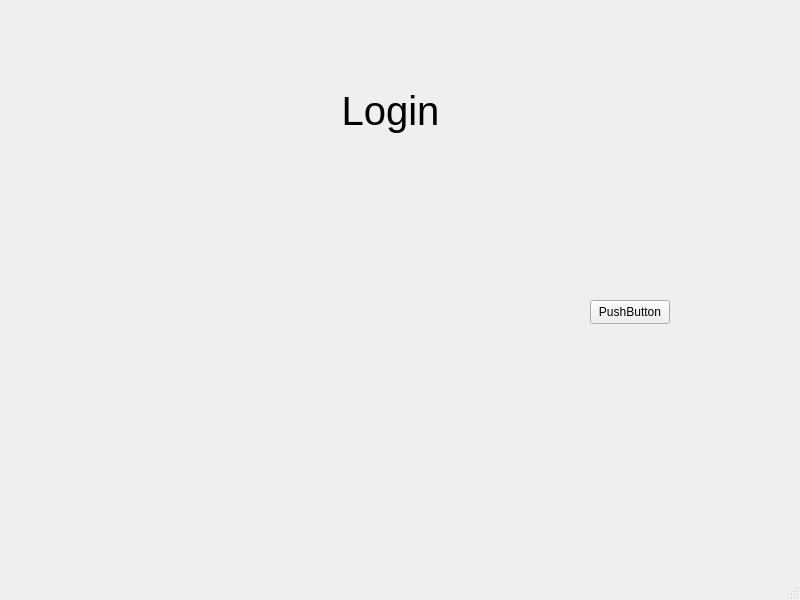
First picture: the form in mainwindow.ui, repository pvz2nghiaaa/HospitalManagement, before the edit.
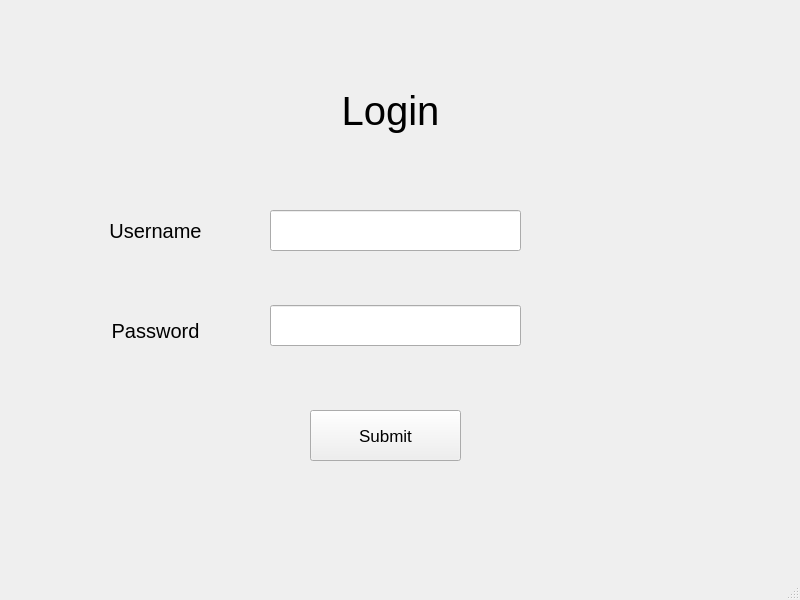
Second picture: the form after the edit.

Commit message: Add Login form UI with Singerton pattern implemented for class user

What changed in the file:
```diff
--- a/mainwindow.ui
+++ b/mainwindow.ui
@@ -38,14 +38,81 @@
    <widget class="QPushButton" name="pushButton">
     <property name="geometry">
      <rect>
-      <x>590</x>
-      <y>300</y>
-      <width>80</width>
-      <height>24</height>
+      <x>310</x>
+      <y>410</y>
+      <width>151</width>
+      <height>51</height>
      </rect>
     </property>
+    <property name="font">
+     <font>
+      <pointsize>13</pointsize>
+     </font>
+    </property>
     <property name="text">
-     <string>PushButton</string>
+     <string>Submit</string>
+    </property>
+   </widget>
+   <widget class="QLabel" name="usernameLbl">
+    <property name="geometry">
+     <rect>
+      <x>60</x>
+      <y>170</y>
+      <width>191</width>
+      <height>121</height>
+     </rect>
+    </property>
+    <property name="font">
+     <font>
+      <pointsize>15</pointsize>
+     </font>
+    </property>
+    <property name="text">
+     <string>Username</string>
+    </property>
+    <property name="alignment">
+     <set>Qt::AlignmentFlag::AlignCenter</set>
+    </property>
+   </widget>
+   <widget class="QLabel" name="passwordLbl">
+    <property name="geometry">
+     <rect>
+      <x>60</x>
+      <y>270</y>
+      <width>191</width>
+      <height>121</height>
+     </rect>
+    </property>
+    <property name="font">
+     <font>
+      <pointsize>15</pointsize>
+     </font>
+    </property>
+    <property name="text">
+     <string>Password</string>
+    </property>
+    <property name="alignment">
+     <set>Qt::AlignmentFlag::AlignCenter</set>
+    </property>
+   </widget>
+   <widget class="QLineEdit" name="usernameField">
+    <property name="geometry">
+     <rect>
+      <x>270</x>
+      <y>210</y>
+      <width>251</width>
+      <height>41</height>
+     </rect>
+    </property>
+   </widget>
+   <widget class="QLineEdit" name="passwordField">
+    <property name="geometry">
+     <rect>
+      <x>270</x>
+      <y>305</y>
+      <width>251</width>
+      <height>41</height>
+     </rect>
     </property>
    </widget>
   </widget>
```
Left out of the diff: 4 changed lines with no effect on the pictures. The commit also changes 5 other files.
